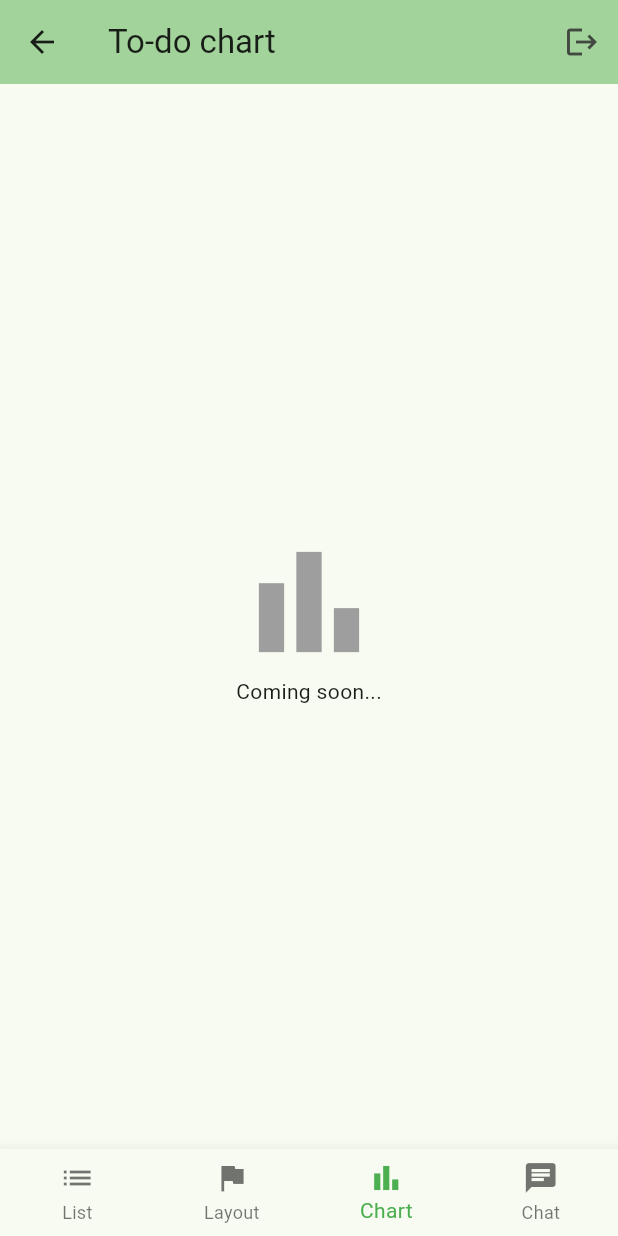
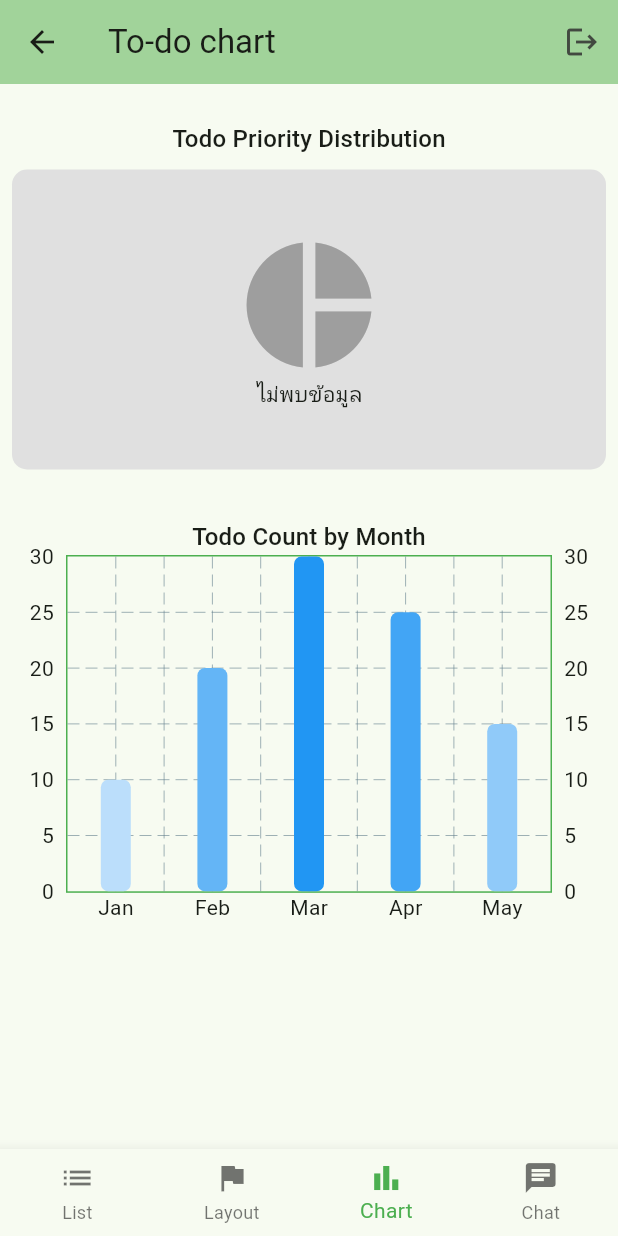
Before and after one commit to codehardth/flutter_todo, a Flutter app: the HomePage screen opened by its route, item 3 of the bottom bar chosen, on a phone screen of 412 x 824 dp. Run offline on Flutter 3.47's test engine with Material 3 defaults, Android fonts, the phone set to English and light mode, and no system bars; drawn by our look-alikes of fl_chart; our stand-ins replace dio, flutter_slidable, shared_preferences; accounts and stored records are empty; network calls fail.

Commit message:
feat: add pieChar and barChart example

```diff
--- a/lib/pages/home/home_page.dart
+++ b/lib/pages/home/home_page.dart
@@ -1,6 +1,7 @@
 import 'package:flutter/material.dart';
 import 'package:provider/provider.dart';
 import 'package:shared_preferences/shared_preferences.dart';
+import 'package:todo_app/pages/home/widgets/todo_chart_page.dart';
 
 import '../../../routes/app_routes.dart';
 import '../../helpers/snackbar_helper.dart';
@@ -40,7 +41,7 @@ class _HomePageState extends State<HomePage> {
     _pages = [
       const TodoListPage(),
       const LayoutWidgetPage(),
-      buildComingSoonPageWidget(icon: Icons.bar_chart),
+      const TodoChartPage(),
       buildComingSoonPageWidget(icon: Icons.chat),
     ];
   }
--- /dev/null
+++ b/lib/pages/home/widgets/charts/chart_data_not_found_widget.dart
@@ -0,0 +1,40 @@
+import 'package:flutter/material.dart';
+
+class ChartDataNotFoundWidget extends StatelessWidget {
+  final IconData icon;
+
+  const ChartDataNotFoundWidget({
+    super.key,
+    required this.icon,
+  });
+
+  @override
+  Widget build(BuildContext context) {
+    return Padding(
+      padding: const EdgeInsets.all(8.0),
+      child: Container(
+        width: MediaQuery.of(context).size.width,
+        height: 200,
+        decoration: BoxDecoration(
+          color: Colors.grey[300],
+          borderRadius: const BorderRadius.all(
+            Radius.circular(
+              10,
+            ),
+          ),
+        ),
+        child: Column(
+          mainAxisAlignment: MainAxisAlignment.center,
+          children: [
+            Icon(
+              icon,
+              size: 100,
+              color: Colors.grey,
+            ),
+            const Text('ไม่พบข้อมูล'),
+          ],
+        ),
+      ),
+    );
+  }
+}
--- /dev/null
+++ b/lib/pages/home/widgets/charts/todo_bar_chart_widget.dart
@@ -0,0 +1,94 @@
+import 'package:fl_chart/fl_chart.dart';
+import 'package:flutter/material.dart';
+
+import '../../../../models/bar_chart_model.dart';
+import 'chart_data_not_found_widget.dart';
+
+class TodoBarChartWidget extends StatelessWidget {
+  const TodoBarChartWidget({super.key});
+
+  Color _getBarColor(double dataCount) {
+    if (dataCount > 25) return Colors.blue;
+    if (dataCount > 20) return Colors.blue[400]!;
+    if (dataCount > 15) return Colors.blue[300]!;
+    if (dataCount > 10) return Colors.blue[200]!;
+
+    return Colors.blue[100]!;
+  }
+
+  List<BarChartGroupData> _createBarGroups(List<BarChartModel> data) {
+    return data.asMap().entries.map((entry) {
+      final index = entry.key;
+      final barData = entry.value;
+
+      return BarChartGroupData(
+        x: index,
+        barRods: [
+          BarChartRodData(
+            toY: barData.value,
+            color: _getBarColor(barData.value),
+            width: 20,
+            borderRadius: BorderRadius.circular(5),
+          ),
+        ],
+      );
+    }).toList();
+  }
+
+  @override
+  Widget build(BuildContext context) {
+    final List<BarChartModel> data = [
+      BarChartModel(label: 'Jan', value: 10),
+      BarChartModel(label: 'Feb', value: 20),
+      BarChartModel(label: 'Mar', value: 30),
+      BarChartModel(label: 'Apr', value: 25),
+      BarChartModel(label: 'May', value: 15),
+    ];
+
+    return Column(
+      children: [
+        Text(
+          "Todo Count by Month",
+          style: Theme.of(context).textTheme.titleMedium,
+        ),
+        data.isEmpty
+            ? const ChartDataNotFoundWidget(icon: Icons.bar_chart)
+            : SizedBox(
+                height: MediaQuery.of(context).size.width * 0.6,
+                child: BarChart(
+                  BarChartData(
+                    alignment: BarChartAlignment.spaceAround,
+                    barGroups: _createBarGroups(data),
+                    borderData: FlBorderData(
+                      show: true,
+                      border: Border.all(color: Colors.green),
+                    ),
+                    titlesData: FlTitlesData(
+                      topTitles: const AxisTitles(
+                        sideTitles: SideTitles(showTitles: false),
+                      ),
+                      bottomTitles: AxisTitles(
+                        sideTitles: SideTitles(
+                          showTitles: true,
+                          getTitlesWidget: (
+                            double value,
+                            TitleMeta meta,
+                          ) {
+                            final index = value.toInt();
+
+                            if (index < data.length) {
+                              return Text(data[index].label);
+                            }
+
+                            return const SizedBox.shrink();
+                          },
+                        ),
+                      ),
+                    ),
+                  ),
+                ),
+              ),
+      ],
+    );
+  }
+}
--- /dev/null
+++ b/lib/pages/home/widgets/charts/todo_pie_chart_widget.dart
@@ -0,0 +1,82 @@
+import 'package:fl_chart/fl_chart.dart';
+import 'package:flutter/material.dart';
+import 'package:provider/provider.dart';
+
+import '../../../../models/todo_model.dart';
+import '../../../../providers/todo_provider.dart';
+import 'chart_data_not_found_widget.dart';
+
+class TodoPieChartWidget extends StatelessWidget {
+  const TodoPieChartWidget({super.key});
+
+  Map<String, int> _calculatePriorityCounts(List<TodoModel> todos) {
+    final Map<String, int> counts = {
+      ToDoPriority.low: 0,
+      ToDoPriority.medium: 0,
+      ToDoPriority.high: 0,
+    };
+
+    for (var todo in todos) {
+      counts[todo.priority] = counts[todo.priority]! + 1;
+    }
+
+    return counts;
+  }
+
+  List<PieChartSectionData> _getTaskPrioritySections(List<TodoModel> todos) {
+    final priorityCounts = _calculatePriorityCounts(todos);
+    final totalTotal = priorityCounts.values.reduce((a, b) => a + b);
+    final priorityColors = {
+      ToDoPriority.high: Colors.red,
+      ToDoPriority.medium: Colors.orange,
+      ToDoPriority.low: Colors.green,
+    };
+
+    return priorityCounts.entries.map((entry) {
+      final priority = entry.key;
+      final count = entry.value;
+      final percentage = totalTotal > 0 ? (count / totalTotal) * 100 : 0;
+
+      return PieChartSectionData(
+        color: priorityColors[priority],
+        value: count.toDouble(),
+        title: "$priority\n${percentage.toStringAsFixed(2)}%",
+        radius: 60,
+        titleStyle: const TextStyle(
+          fontSize: 12,
+          fontWeight: FontWeight.bold,
+          color: Colors.white,
+        ),
+      );
+    }).toList();
+  }
+
+  @override
+  Widget build(BuildContext context) {
+    final todos = Provider.of<TodoProvider>(
+      context,
+      listen: true,
+    ).todos;
+
+    return Column(
+      children: [
+        Text(
+          "Todo Priority Distribution",
+          style: Theme.of(context).textTheme.titleMedium,
+        ),
+        todos.isEmpty
+            ? const ChartDataNotFoundWidget(icon: Icons.pie_chart)
+            : SizedBox(
+                height: MediaQuery.of(context).size.width * 0.6,
+                child: PieChart(
+                  PieChartData(
+                    sections: _getTaskPrioritySections(todos),
+                    centerSpaceRadius: 50,
+                    sectionsSpace: 5,
+                  ),
+                ),
+              ),
+      ],
+    );
+  }
+}
--- /dev/null
+++ b/lib/pages/home/widgets/todo_chart_page.dart
@@ -0,0 +1,27 @@
+import 'package:flutter/material.dart';
+import 'package:todo_app/pages/home/widgets/charts/todo_bar_chart_widget.dart';
+
+import 'charts/todo_pie_chart_widget.dart';
+
+class TodoChartPage extends StatefulWidget {
+  const TodoChartPage({super.key});
+
+  @override
+  State<TodoChartPage> createState() => _TodoChartPageState();
+}
+
+class _TodoChartPageState extends State<TodoChartPage> {
+  @override
+  Widget build(BuildContext context) {
+    return const SingleChildScrollView(
+      child: Column(
+        children: [
+          SizedBox(height: 25),
+          TodoPieChartWidget(),
+          SizedBox(height: 25),
+          TodoBarChartWidget(),
+        ],
+      ),
+    );
+  }
+}
```
